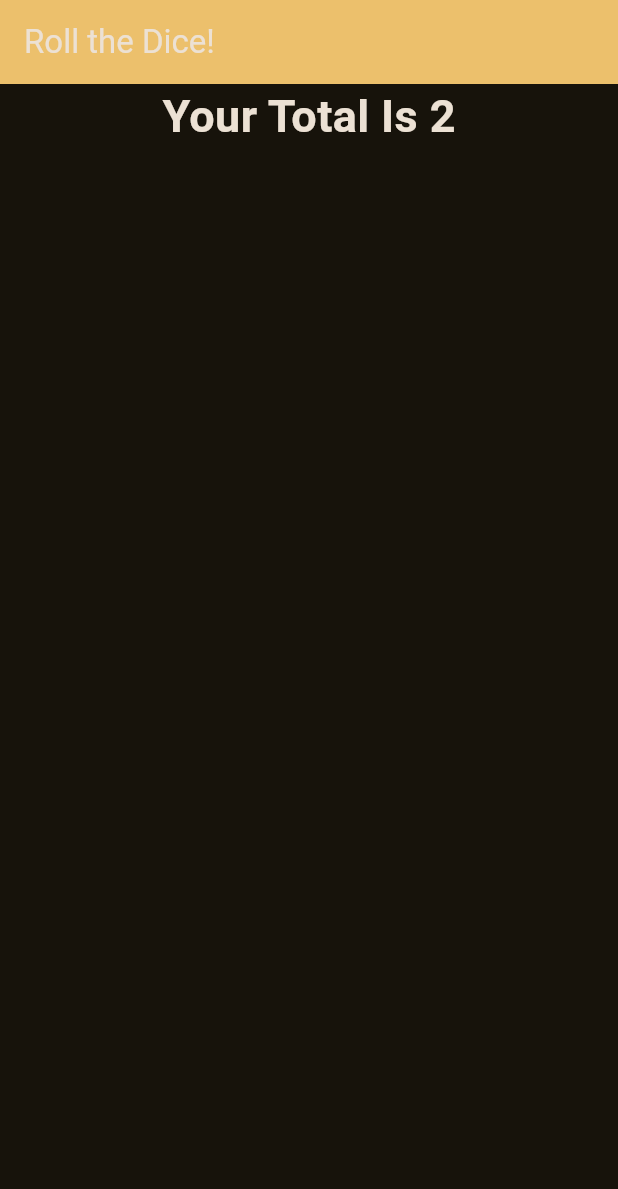
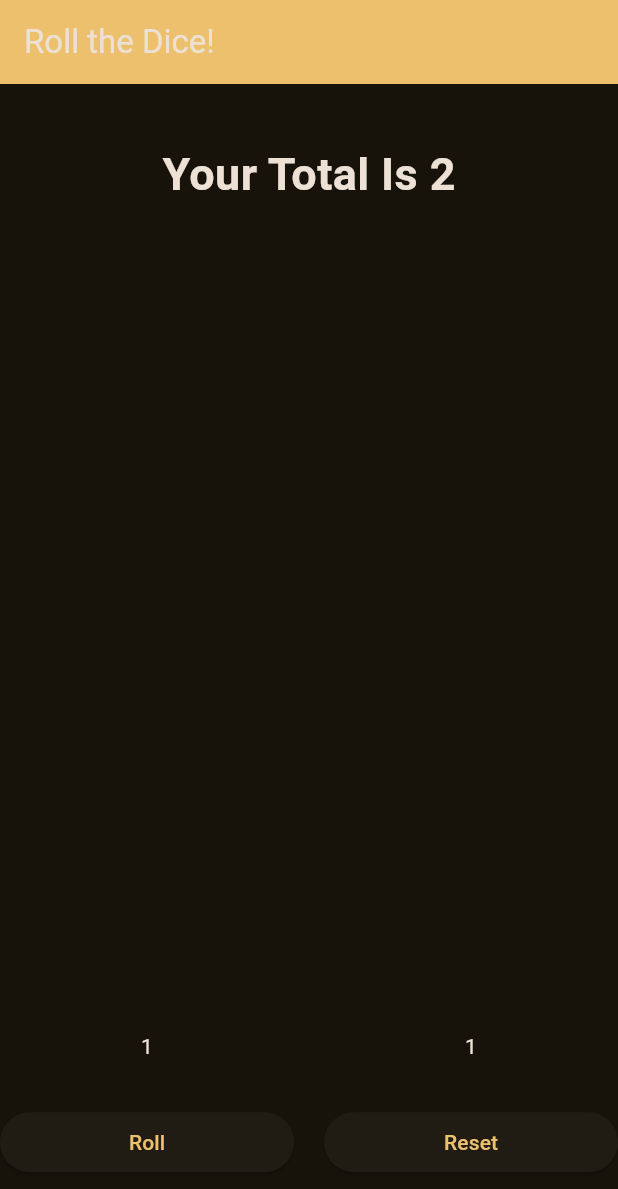
Before and after one commit to the-hedgehog-sonic/flutter-homework, a Flutter app: the screen it shows after launch, on a phone screen of 412 x 824 dp. Shown: the top 1189 px of the screen. Run offline on Flutter 3.47's test engine with Material 3 defaults, Android fonts, the phone set to English and light mode, and no system bars.

Commit message:
Fixed a problem in the assets

```diff
--- a/dice/lib/main.dart
+++ b/dice/lib/main.dart
@@ -50,7 +50,7 @@ class diceGameState extends State<diceGame>
           mainAxisAlignment: MainAxisAlignment.center,
           children: [
             Text("Your Total Is $total", style: TextStyle(fontSize: 30.0, fontWeight: FontWeight.bold)),
-            SizedBox(height: 1500),
+            SizedBox(height: 150),
 
             AnimatedOpacity(
               opacity: _showImage ? 1.0 : 0.0,
--- a/dice/pubspec.yaml
+++ b/dice/pubspec.yaml
@@ -58,8 +58,8 @@ flutter:
   uses-material-design: true
 
   # To add assets to your application, add an assets section, like this:
-  # assets:
-  #   - images/a_dot_burr.jpeg
+  assets:
+    - assets/images/hanannah-happie.gif
   #   - images/a_dot_ham.jpeg
 
   # An image asset can refer to one or more resolution-specific "variants", see
```
Also changed, not shown: dice/assets/images/hanannah-happie.gif (added).
